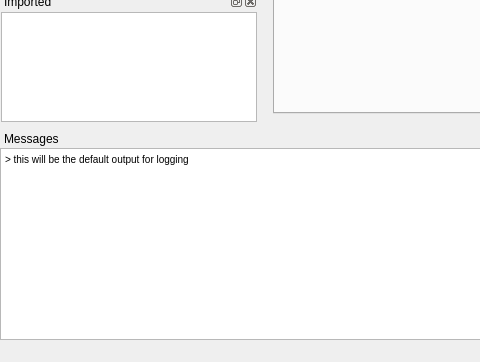
Above: mainwindow.ui from yasseerr/Visual-Blueprint before the change; both pictures show x 0 to 480 and y 358 to 720 of the 1280 by 720 pixel window. Below: the same form after it.
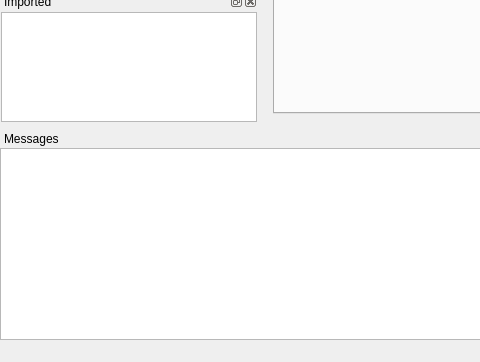
That is the form after the change. Icons and pictures are not drawn.

Commit message: adding logging and builtins nod

The edit to the form file:
```diff
--- a/mainwindow.ui
+++ b/mainwindow.ui
@@ -310,7 +310,7 @@
 &lt;html&gt;&lt;head&gt;&lt;meta name=&quot;qrichtext&quot; content=&quot;1&quot; /&gt;&lt;style type=&quot;text/css&quot;&gt;
 p, li { white-space: pre-wrap; }
 &lt;/style&gt;&lt;/head&gt;&lt;body style=&quot; font-family:'MS Shell Dlg 2'; font-size:7.8pt; font-weight:400; font-style:normal;&quot;&gt;
-&lt;p style=&quot; margin-top:0px; margin-bottom:0px; margin-left:0px; margin-right:0px; -qt-block-indent:0; text-indent:0px;&quot;&gt;&amp;gt; this will be the default output for logging&lt;/p&gt;
+&lt;p style=&quot;-qt-paragraph-type:empty; margin-top:0px; margin-bottom:0px; margin-left:0px; margin-right:0px; -qt-block-indent:0; text-indent:0px;&quot;&gt;&lt;br /&gt;&lt;/p&gt;
 &lt;p style=&quot;-qt-paragraph-type:empty; margin-top:0px; margin-bottom:0px; margin-left:0px; margin-right:0px; -qt-block-indent:0; text-indent:0px;&quot;&gt;&lt;br /&gt;&lt;/p&gt;&lt;/body&gt;&lt;/html&gt;</string>
        </property>
       </widget>
```
The commit also changes 13 other files.
